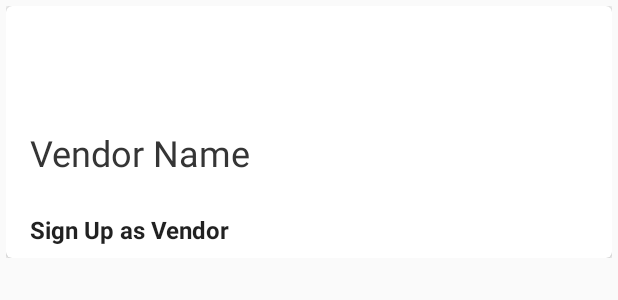
After one commit to hrshpatel/WhereIsMyFood, an Android app: the layout list_vendor.xml on its own in the app's theme, with its tools: preview values and no code run, on a phone screen of 412 x 824 dp. The commit adds this screen. Shown: the top 300 px of the screen. Run offline under Robolectric (Android 15) with nearby library versions, the phone set to English and light mode, and no system bars.

Commit message:
Border xml

```diff
--- a/app/src/main/java/com/conestoga/whereismyfood/utils/CommonUtils.java
+++ b/app/src/main/java/com/conestoga/whereismyfood/utils/CommonUtils.java
@@ -9,6 +9,7 @@ import android.view.inputmethod.InputMethodManager;
 import android.widget.Toast;
 
 import com.conestoga.whereismyfood.R;
+import com.conestoga.whereismyfood.activities.HomeActivity;
 
 import java.util.regex.Pattern;
 
@@ -139,4 +140,9 @@ public class CommonUtils {
         }
     }
 
+    public static void hideLoading() {
+    }
+
+    public static void showLoading(HomeActivity homeActivity) {
+    }
 }
--- /dev/null
+++ b/app/src/main/res/drawable/divider_drawable.xml
@@ -0,0 +1,5 @@
+<?xml version="1.0" encoding="utf-8"?>
+<shape xmlns:android="http://schemas.android.com/apk/res/android">
+    <size android:height="4dp" />
+    <solid android:color="#EEEEEE" />
+</shape>
--- /dev/null
+++ b/app/src/main/res/layout/list_vendor.xml
@@ -0,0 +1,60 @@
+<?xml version="1.0" encoding="utf-8"?>
+<LinearLayout
+    xmlns:android="http://schemas.android.com/apk/res/android"
+    xmlns:card_view="http://schemas.android.com/apk/res-auto"
+    android:layout_width="match_parent"
+    android:layout_height="wrap_content"
+    android:background="@color/cardview_shadow_end_color"
+    android:layout_margin="4dp">
+
+    <androidx.cardview.widget.CardView
+        android:id="@+id/card_view"
+        android:layout_width="match_parent"
+        android:layout_height="match_parent"
+        android:layout_gravity="center"
+        android:elevation="3dp"
+
+        android:padding="4dp"
+        card_view:cardCornerRadius="4dp">
+
+        <RelativeLayout
+            android:layout_width="match_parent"
+            android:layout_height="match_parent">
+
+            <ImageView
+                android:id="@+id/thumbnail"
+                android:layout_width="match_parent"
+                android:layout_height="130dp"
+                android:background="?attr/selectableItemBackgroundBorderless"
+                android:scaleType="fitXY" />
+
+            <TextView
+                android:id="@+id/title"
+                style="@style/TextAppearance.AppCompat.Headline"
+                android:layout_width="match_parent"
+                android:layout_height="wrap_content"
+                android:layout_alignBottom="@+id/thumbnail"
+                android:layout_alignParentLeft="true"
+                android:layout_marginLeft="8dp"
+                android:layout_marginBottom="8dp"
+                android:padding="8dp"
+                android:text="@string/hint_vendor_name"
+                android:textColor="@color/text_color_gray" />
+
+            <TextView
+                android:id="@+id/vendorTitle"
+                style="@style/TextAppearance.AppCompat.Subhead"
+                android:layout_width="match_parent"
+                android:layout_height="wrap_content"
+                android:layout_below="@+id/thumbnail"
+                android:layout_alignParentLeft="true"
+                android:layout_marginLeft="8dp"
+                android:textStyle="bold"
+                android:padding="8dp"
+                android:text="@string/vendor_title" />
+
+        </RelativeLayout>
+
+    </androidx.cardview.widget.CardView>
+
+</LinearLayout>
```
Also changed, not shown: app/build.gradle (+13 -1 lines), app/src/main/java/com/conestoga/whereismyfood/DividerItemDecoration.java (added, +80 -0 lines), app/src/main/java/com/conestoga/whereismyfood/activities/HomeActivity.java (+55 -1 lines), app/src/main/java/com/conestoga/whereismyfood/activities/Vendor.java (added, +46 -0 lines), app/src/main/java/com/conestoga/whereismyfood/activities/VendorAdappter.java (added, +166 -0 lines), app/src/main/java/com/conestoga/whereismyfood/activities/ViewHolder.java (added, +24 -0 lines), app/src/main/res/layout/activity_home.xml (+22 -0 lines), app/src/main/res/layout/list_empty.xml (added, +42 -0 lines), app/src/main/res/values/strings.xml (+20 -0 lines).
